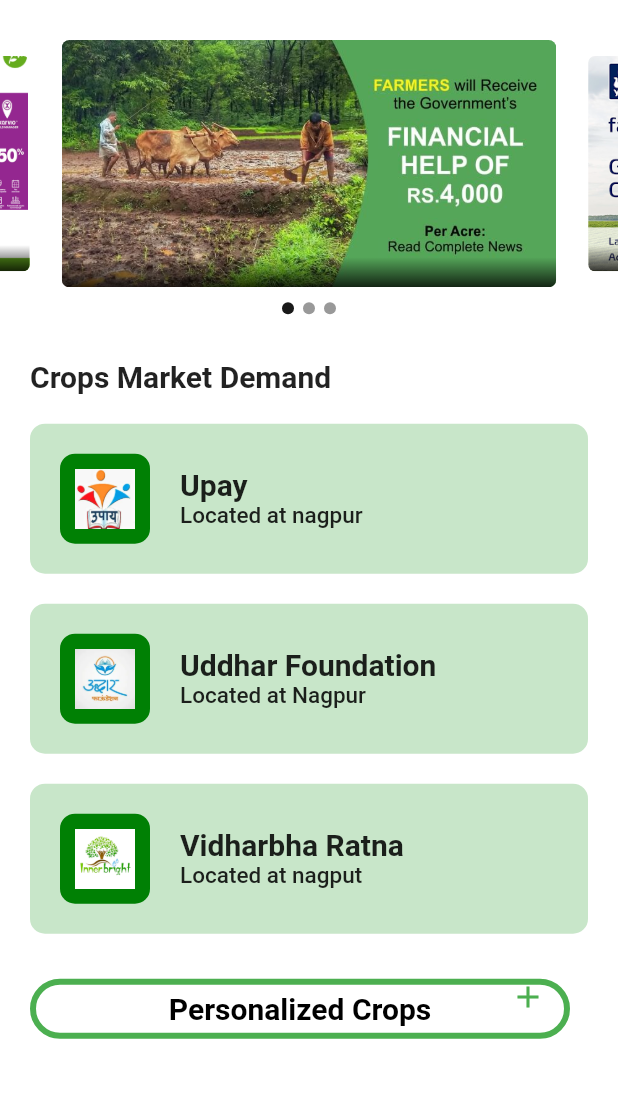
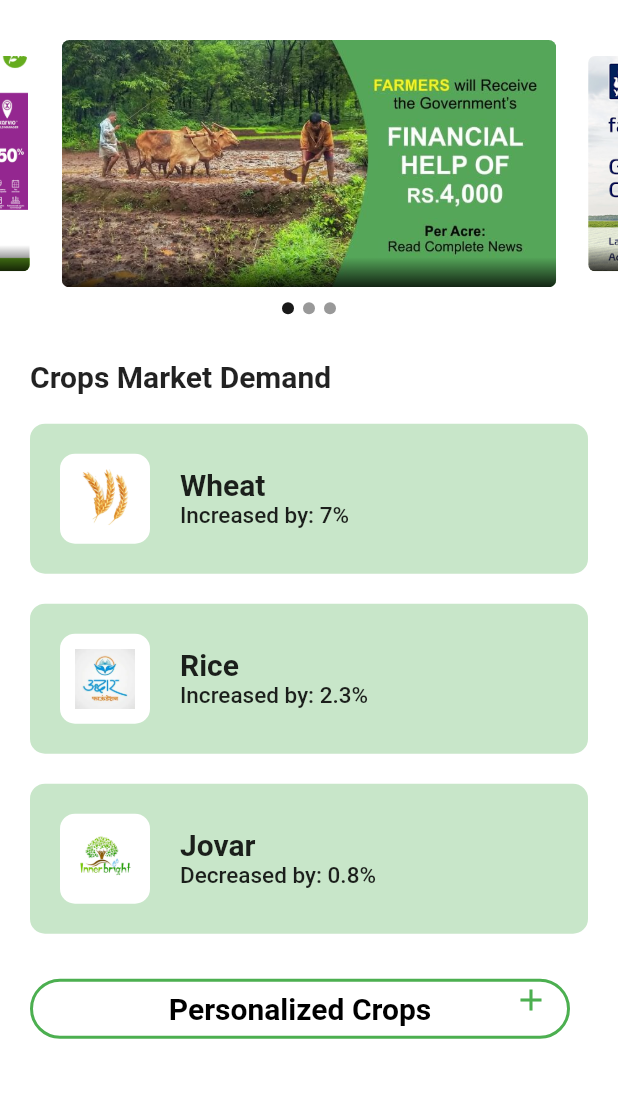
Before and after one commit to Atharva-Malode/CropVana, a Flutter app: the HomePage screen opened directly, on a phone screen of 412 x 824 dp, the part 59-1157 px from its top. Run offline on Flutter 3.47's test engine with Material 2 defaults, Android fonts, the phone set to English and light mode, and no system bars; drawn by our look-alikes of carousel_slider; our stand-ins replace font_awesome_flutter, google_fonts, google_nav_bar.

Commit message:
edited ngo

```diff
--- a/lib/components/CoursesItems.dart
+++ b/lib/components/CoursesItems.dart
@@ -31,7 +31,8 @@ class CourseItem extends StatelessWidget {
               height: 60,
               width: 60,
               decoration: const BoxDecoration(
-                color: Color.fromARGB(255, 0, 128, 4),
+                //color: Color.fromARGB(255, 0, 128, 4),
+                color: Colors.white,
                 borderRadius: BorderRadius.all(
                   Radius.circular(10),
                 ),
--- a/lib/components/roundedbutton.dart
+++ b/lib/components/roundedbutton.dart
@@ -17,7 +17,7 @@ class RoundedGreenButton extends StatelessWidget {
         borderRadius: BorderRadius.circular(size/2),
         border: Border.all(
           color: Colors.green,
-          width: 4,
+          width: 2,
         ),
       ),
       child: Stack(
--- a/lib/pages/homapage.dart
+++ b/lib/pages/homapage.dart
@@ -65,19 +65,19 @@ class HomePage extends StatelessWidget {
             Column(
               children: const [
                 CourseItem(
-                  image: "assets/images/ngo-1.jpg",
-                  title: 'Upay',
-                  description: 'Located at nagpur',
+                  image: "assets/images/wheat.png",
+                  title: 'Wheat',
+                  description: 'Increased by: 7%',
                 ),
                 CourseItem(
                   image: "assets/images/ngo-2.png",
-                  title: 'Uddhar Foundation',
-                  description: 'Located at Nagpur',
+                  title: 'Rice',
+                  description: 'Increased by: 2.3%',
                 ),
                 CourseItem(
                   image: "assets/images/ngo-3.png",
-                  title: 'Vidharbha Ratna',
-                  description: 'Located at nagput',
+                  title: 'Jovar',
+                  description: 'Decreased by: 0.8%',
                 ),
               ],
             ),
@@ -85,7 +85,7 @@ class HomePage extends StatelessWidget {
               height: 10,
             ),
             Padding(
-              padding: const EdgeInsets.only(left:20, bottom:10),
+              padding: const EdgeInsets.only(left:20, bottom:10, right: 20),
               child: RoundedGreenButton(
                 size: 360,
                 onPressed: () {
```
Also changed, not shown: assets/images/wheat.png (added).
